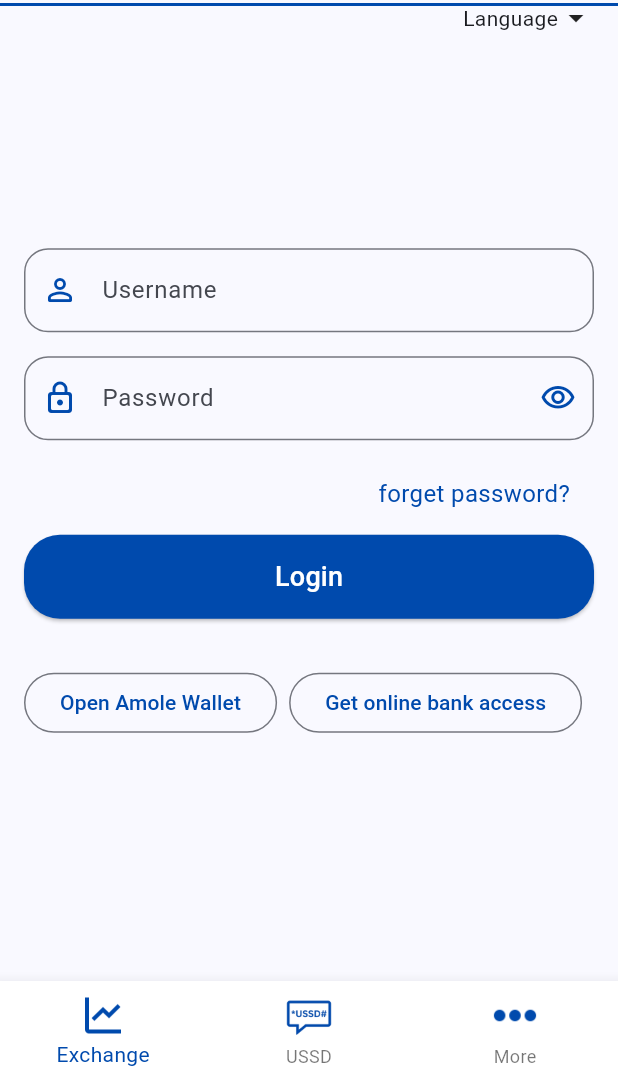
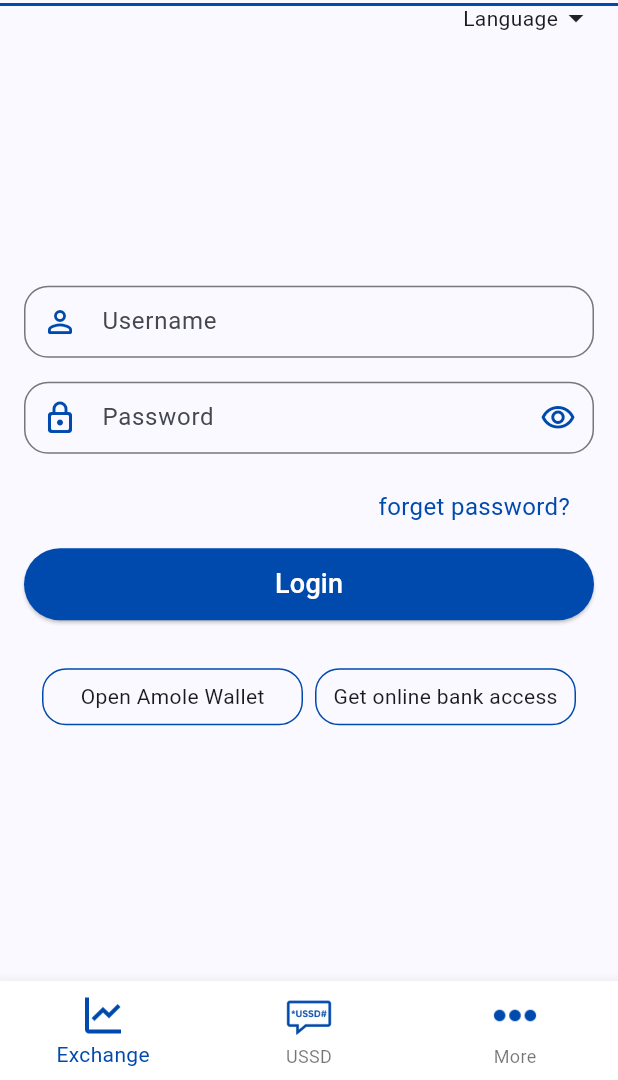
Before and after one commit to fikireab-m/amole-lite-clone, a Flutter app: the screen it shows after launch, on a phone screen of 412 x 824 dp, the part 156-1236 px from its top. Run offline on Flutter 3.47's test engine with Material 3 defaults, Android fonts, the phone set to English and light mode, and no system bars.

Commit message:
custom btn bar

```diff
--- a/lib/screens/login/login.dart
+++ b/lib/screens/login/login.dart
@@ -72,7 +72,12 @@ class _LoginPageState extends State<LoginPage> {
               child: Column(
                 mainAxisSize: MainAxisSize.min,
                 children: [
-                  SizedBox(width: constraint, child: const FormContainer()),
+                  SizedBox(
+                      width: constraint,
+                      child: const Padding(
+                        padding: EdgeInsets.only(top: 16.0),
+                        child: FormContainer(),
+                      )),
                   SizedBox(
                     width: constraint,
                     child: Padding(
--- a/lib/screens/login/widgets/btn_bar.dart
+++ b/lib/screens/login/widgets/btn_bar.dart
@@ -9,9 +9,9 @@ class LoginBtnBar extends StatelessWidget {
     return Padding(
       padding: const EdgeInsets.all(16.0),
       child: Wrap(
-        alignment: WrapAlignment.start,
+        alignment: WrapAlignment.center,
         spacing: 8.0,
-        runAlignment: WrapAlignment.start,
+        runAlignment: WrapAlignment.center,
         runSpacing: 8.0,
         children: [
           BtnOutlined(callback: () {}, command: 'Open Amole Wallet'),
--- a/lib/screens/login/widgets/common_btn.dart
+++ b/lib/screens/login/widgets/common_btn.dart
@@ -15,7 +15,7 @@ class ButCommon extends StatelessWidget {
   Widget build(BuildContext context) {
     return SizedBox(
       width: double.infinity,
-      height: 56.0,
+      height: 48.0,
       child: ElevatedButton(
         onPressed: callback,
         style: ElevatedButton.styleFrom(
--- a/lib/screens/login/widgets/outlined_btn.dart
+++ b/lib/screens/login/widgets/outlined_btn.dart
@@ -13,13 +13,22 @@ class BtnOutlined extends StatefulWidget {
 class _BtnOutlinedState extends State<BtnOutlined> {
   @override
   Widget build(BuildContext context) {
-    return OutlinedButton(
-      onPressed: widget.callback,
-      style: OutlinedButton.styleFrom(
-        foregroundColor: ColorConst.primaryColor,
-      ),
-      child: Text(
-        widget.command,
+    final sc = MediaQuery.of(context).size;
+    return GestureDetector(
+      onTap: widget.callback,
+      child: Container(
+        width: sc.width / 2 - 32,
+        padding: const EdgeInsets.all(8.0),
+        decoration: BoxDecoration(
+          color: Colors.transparent,
+          border: Border.all(color: ColorConst.primaryColor, width: 1.0),
+          borderRadius: BorderRadius.circular(16.0),
+        ),
+        child: Center(
+          child: Text(
+            widget.command,
+          ),
+        ),
       ),
     );
   }
--- a/lib/screens/widgets/input_field.dart
+++ b/lib/screens/widgets/input_field.dart
@@ -36,7 +36,7 @@ class _InputFieldState extends State<InputField> {
   @override
   Widget build(BuildContext context) {
     return SizedBox(
-      height: 56.0,
+      height: 48.0,
       child: TextFormField(
         obscureText: isPassword && !isPassVisible,
         keyboardType: keyboardType,
```
